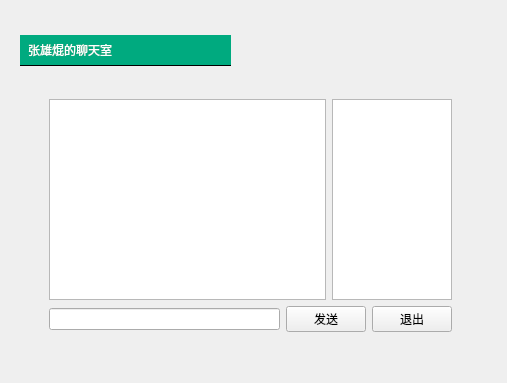
The window that ChatClient/mainwindow.ui (hanzhuk/Lab5) describes before a commit, drawn with Qt 5.
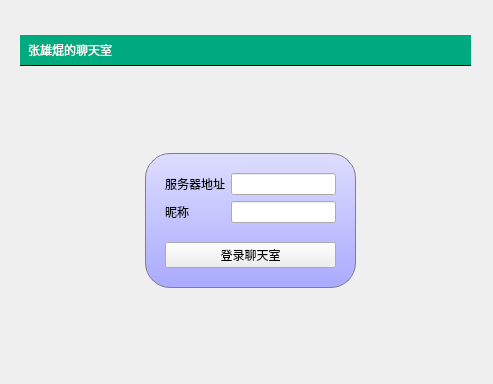
The same window after the commit. The open tabs and pages were chosen to show the change.

```diff
--- a/ChatClient/mainwindow.ui
+++ b/ChatClient/mainwindow.ui
@@ -6,8 +6,8 @@
    <rect>
     <x>0</x>
     <y>0</y>
-    <width>507</width>
-    <height>383</height>
+    <width>493</width>
+    <height>384</height>
    </rect>
   </property>
   <property name="windowTitle">
@@ -43,7 +43,7 @@
      <rect>
       <x>20</x>
       <y>35</y>
-      <width>211</width>
+      <width>451</width>
       <height>31</height>
      </rect>
     </property>
@@ -54,16 +54,16 @@
    <widget class="QStackedWidget" name="stackedWidget">
     <property name="geometry">
      <rect>
-      <x>40</x>
-      <y>90</y>
-      <width>421</width>
-      <height>251</height>
+      <x>20</x>
+      <y>70</y>
+      <width>461</width>
+      <height>301</height>
      </rect>
     </property>
     <property name="currentIndex">
      <number>1</number>
     </property>
-    <widget class="QWidget" name="loginPage">
+    <widget class="QWidget" name="chatPage">
      <layout class="QVBoxLayout" name="verticalLayout_2">
       <item>
        <layout class="QHBoxLayout" name="horizontalLayout">
@@ -105,7 +105,7 @@
       </item>
      </layout>
     </widget>
-    <widget class="QWidget" name="chatPage">
+    <widget class="QWidget" name="loginPage">
      <layout class="QGridLayout" name="gridLayout_2">
       <item row="0" column="1">
        <spacer name="verticalSpacer_2">
@@ -115,7 +115,7 @@
         <property name="sizeHint" stdset="0">
          <size>
           <width>20</width>
-          <height>54</height>
+          <height>79</height>
          </size>
         </property>
        </spacer>
@@ -127,7 +127,7 @@
         </property>
         <property name="sizeHint" stdset="0">
          <size>
-          <width>98</width>
+          <width>118</width>
           <height>20</height>
          </size>
         </property>
@@ -199,7 +199,7 @@
         </property>
         <property name="sizeHint" stdset="0">
          <size>
-          <width>98</width>
+          <width>118</width>
           <height>20</height>
          </size>
         </property>
@@ -213,7 +213,7 @@
         <property name="sizeHint" stdset="0">
          <size>
           <width>20</width>
-          <height>54</height>
+          <height>79</height>
          </size>
         </property>
        </spacer>
```
Left out of the diff: 6 changed lines with no effect on the pictures.
